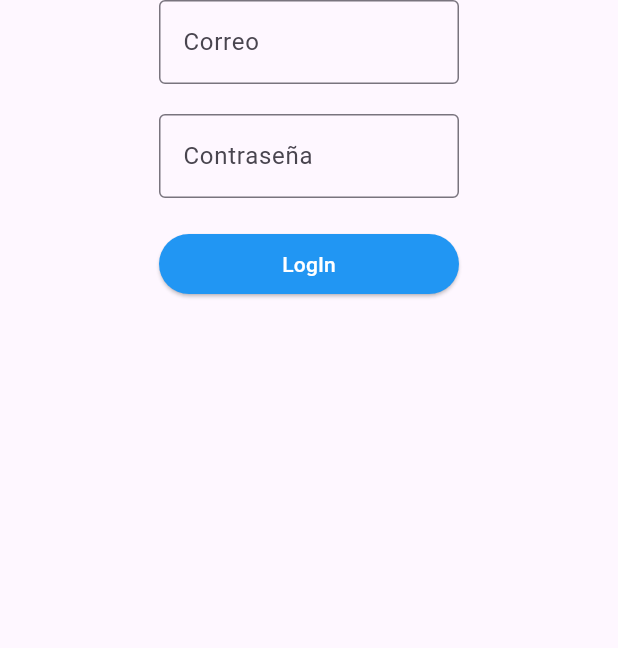
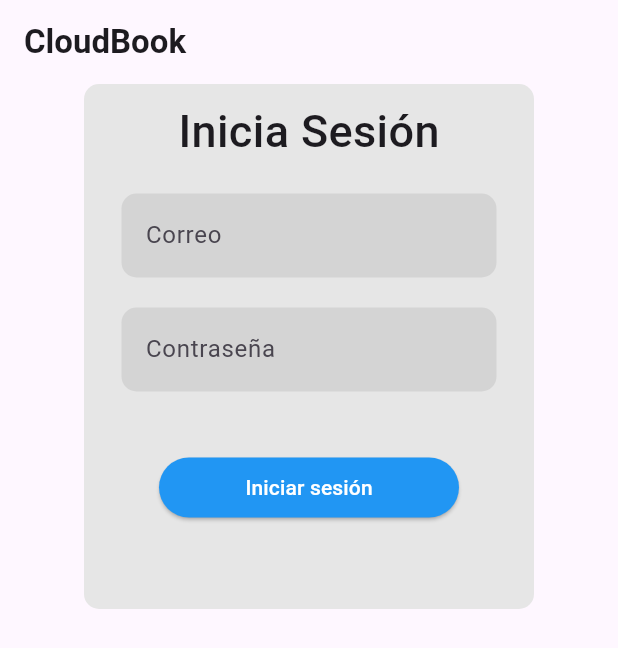
Before and after one commit to RDev00/list-app, a Flutter app: the screen it shows after launch, on a phone screen of 412 x 824 dp. Shown: the top 648 px of the screen. Run offline on Flutter 3.47's test engine with Material 3 defaults, Android fonts, the phone set to English and light mode, and no system bars; our stand-ins replace flutter_secure_storage.

Commit message:
indev 3.0: Creacion de servicios y arreglos de diseños

```diff
--- a/lib/auth/login.dart
+++ b/lib/auth/login.dart
@@ -33,15 +33,15 @@ class _LogInFormState extends State<LogInForm> {
   final formKey = GlobalKey<FormState>();
   //Valores de inputs
   final TextEditingController email = TextEditingController();
-  final TextEditingController password = TextEditingController(); //Aun sin uso
-  //String de respuesta
-  String responseText = ""; //Aun sin uso
+  final TextEditingController password = TextEditingController();
+  String responseText = "";
+  bool isPressed = false;
 
   //Limpieza de datos previos (prevencion de leaks, bugs o requests incorrectas)
   @override
   void dispose() {
     email.dispose();
-    password.dispose(); //Sin uso
+    password.dispose();
     super.dispose();
   }
 
@@ -50,6 +50,9 @@ class _LogInFormState extends State<LogInForm> {
       print("Iniciando sesion");  //TODO - Rafa: Cambiar a un snackbar
     }
 
+    setState(() {
+      isPressed = true;
+    });
     /*TODO - Isaac: Verificar que:
       Hayan datos en ambos inputs con la funcion isNotEmpty
       Los tipos de ambos sean String
@@ -64,68 +67,116 @@ class _LogInFormState extends State<LogInForm> {
       Funcion de login, el valor de la contraseña quitar la estatica y agregar la ingresada*/
 
     await logIn(email.text, "example1234"); //Ejecuta funcion de login
+    setState(() {
+      isPressed = false;
+    });
   }
 
   @override
   Widget build(BuildContext context) {
     return Scaffold(
+      appBar: AppBar(
+        title: Text(
+          "CloudBook",
+          style: TextStyle(
+            fontWeight: FontWeight.w600
+          ),),
+      ),
       body: Center(
-        //TODO - Rafa: Agregar headers
         child: Form(
           key: formKey,
           child: Column(
-            //TODO - Rafa: mejorar el diseño del login
-            children: <Widget>[//Widget
-              SizedBox( //Uso de sized box para determinar el tamaño del input
-                width: 200.0, //Ancho del input
-                child: TextFormField( //Input
-                  controller: email, //Variable que cambia
-                  decoration: const InputDecoration( //Valores unicos de inputs (label, placeholder, etc)
-                    labelText: "Correo",  //Label
-                    hintText: "Ingresa tu correo",  //Placeholder
-                    border: OutlineInputBorder(), //Borde (activado)
+            children: <Widget>[
+              Container(
+                width: 300.0,
+                height: 350.0,
+                decoration: BoxDecoration(
+                  color: const Color.fromARGB(255, 230, 230, 230),
+                  borderRadius: BorderRadius.circular(10),
                 ),
-                  validator: (value) {  //Validador de datos (required)
-                    if(value == null || value.isEmpty) {  //Verifica si está vació o no
-                      return "Por favor ingresa tu correo"; //Mensaje de error
+                child: Column(
+                  children: [
+                    SizedBox(height: 10.0,),
+                    Text(
+                      "Inicia Sesión",
+                      style: TextStyle(
+                        fontSize: 30.0,
+                        fontWeight: FontWeight.w500
+                      ),
+                    ),
+                    SizedBox(height: 20.0,),
+                    SizedBox(
+                      width: 250.0,
+                      child: TextFormField(
+                        controller: email,
+                        decoration: InputDecoration(
+                          labelText: "Correo",
+                          hintText: "example@email.com",
+                          border: OutlineInputBorder(
+                            borderRadius: BorderRadius.circular(10),
+                            borderSide: BorderSide.none,
+                          ),
+                          filled: true,
+                          fillColor: const Color.fromARGB(20, 0, 0, 0)
+                        ),
+                        validator: (value) {
+                          if(value!.isEmpty) {
+                            return "El correo es de caracter obligatorio";
                           }
-                    return null;  //Si es valido, lo salta
+                          return null;
                         },
                       ),
                     ),
-              const SizedBox(height: 20), //Espaciado
-              SizedBox( //Uso de sized box para determinar el tamaño del input
-                width: 200.0, //Ancho del input
-                child: TextFormField( //Input
-                  controller: password, //Variable que cambia
-                  decoration: const InputDecoration( //Valores unicos de inputs (label, placeholder, etc)
-                    labelText: "Contraseña",  //Label
-                    hintText: "Ingresa tu contraseña",  //Placeholder
-                    border: OutlineInputBorder(), //Borde (activado)
+                    SizedBox(height: 20.0,),
+                    SizedBox(
+                      width: 250.0,
+                      child: TextFormField(
+                        controller: password,
+                        obscureText: true,
+                        decoration: InputDecoration(
+                          labelText: "Contraseña",
+                          hintText: "Contraseña segura",
+                          border: OutlineInputBorder(
+                            borderRadius: BorderRadius.circular(10),
+                            borderSide: BorderSide.none,
                           ),
-                  validator: (value) {  //Validador de datos (required)
-                    if(value == null || value.isEmpty) {  //Verifica si está vació o no
-                      return "Por favor ingresa tu contraseña"; //Mensaje de error
+                          filled: true,
+                          fillColor: const Color.fromARGB(20, 0, 0, 0)
+                        ),
+                        validator: (value) {
+                          if(value!.isEmpty) {
+                            return "La contraseña es de caracter obligatorio";
                           }
-                    return null;  //Si es valido, lo salta
+                          return null;
                         },
                       ),
                     ),
-              const SizedBox(height: 20), //Espaciado
-              SizedBox( //El botón de submit
-                width: 200.0, //Tamaño
-                child: ElevatedButton(  //ElevatedButton = <button type="submit"></button> (creo)
-                  onPressed: _submitForm, //Esto es la funcion onClick
-                  style: ElevatedButton.styleFrom(  //Estilos
-                    backgroundColor: Colors.blue, //Fondo
-                    foregroundColor: Colors.white,  //Texto
+                    SizedBox(height: 40.0,),
+                    SizedBox(
+                      width: 200.0,
+                      child: ElevatedButton(
+                        onPressed: isPressed ? null : _submitForm,
+                        style: ElevatedButton.styleFrom(
+                          backgroundColor: isPressed ? const Color.fromARGB(255, 83, 83, 83) : Colors.blue,
+                          foregroundColor: Colors.white,
                         ),
-                  child: Text("LogIn"),  //Texto del botón
-                  //Creo que los efectos del hover se agregan solos
+                        child: Text("Iniciar sesión"),
                       ),
                     ),
-
-              //TODO - Rafa: Agregar texto de respuesta, texto de redireccion y aceptacion de TYC (con su redireccion a la pagina) en checkbox
+                    SizedBox(height: 20.0,),
+                    Text(
+                      responseText,
+                      style: TextStyle(
+                        color: Color.fromARGB(200, 0, 0, 0),
+                        fontSize: 15.0,
+                      ),
+                      textAlign: TextAlign.center,
+                      textDirection: TextDirection.ltr,
+                    ),
+                    SizedBox(height: 10.0,),
+                  ],
+                )
+              )
             ]
           ),
         ),
--- /dev/null
+++ b/lib/dashboard.dart
@@ -0,0 +1 @@
+import 'package:flutter/material.dart';
--- /dev/null
+++ b/lib/services/sessionStorage.dart
@@ -0,0 +1,20 @@
+import 'package:flutter_secure_storage/flutter_secure_storage.dart';
+
+final storage = FlutterSecureStorage();
+
+void saveSession(String sesionToken) {
+  storage.write(key: 'token', value: sesionToken);
+}
+
+
+Future<bool> checkSession() async {
+  dynamic sessionActive = await storage.read(key: 'token');
+  if(sessionActive.isNotEmpty) {
+    return true;
+  }
+  return false;
+}
+
+void closeSession() {
+  storage.delete(key: 'token');
+}
```
Also changed, not shown: 1 other file. Lines whose indentation alone changed are shown as unchanged.
